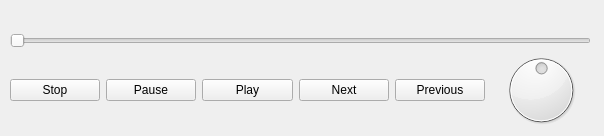
NullBrainer/AmishMediaPlayer, file test1/videocontrollerwidget.ui: the form before one commit.
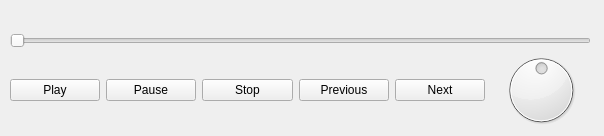
The form after the commit.

Commit message: Slider seeker completed

Diff of the .ui file:
```diff
--- a/test1/videocontrollerwidget.ui
+++ b/test1/videocontrollerwidget.ui
@@ -23,20 +23,6 @@
     </rect>
    </property>
    <layout class="QHBoxLayout" name="horizontalLayout">
-    <item>
-     <widget class="QPushButton" name="StopButton">
-      <property name="text">
-       <string>Stop</string>
-      </property>
-     </widget>
-    </item>
-    <item>
-     <widget class="QPushButton" name="PauseButton">
-      <property name="text">
-       <string>Pause</string>
-      </property>
-     </widget>
-    </item>
     <item>
      <widget class="QPushButton" name="PlayButton">
       <property name="text">
@@ -45,9 +31,16 @@
      </widget>
     </item>
     <item>
-     <widget class="QPushButton" name="NextButton">
+     <widget class="QPushButton" name="PauseButton">
       <property name="text">
-       <string>Next</string>
+       <string>Pause</string>
+      </property>
+     </widget>
+    </item>
+    <item>
+     <widget class="QPushButton" name="StopButton">
+      <property name="text">
+       <string>Stop</string>
       </property>
      </widget>
     </item>
@@ -58,6 +51,13 @@
       </property>
      </widget>
     </item>
+    <item>
+     <widget class="QPushButton" name="NextButton">
+      <property name="text">
+       <string>Next</string>
+      </property>
+     </widget>
+    </item>
     <item>
      <widget class="QDial" name="dial">
       <property name="value">
```
The commit also changes 4 other files.
